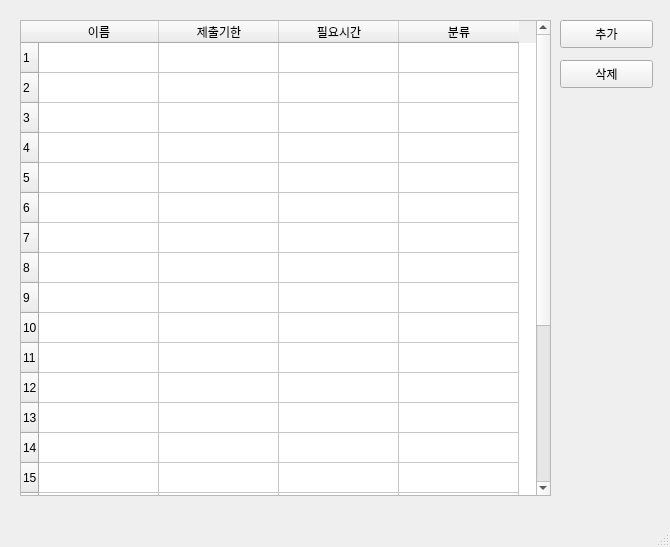
Qt form UI/main.ui (Talkwarrior/workReminder) before a commit.
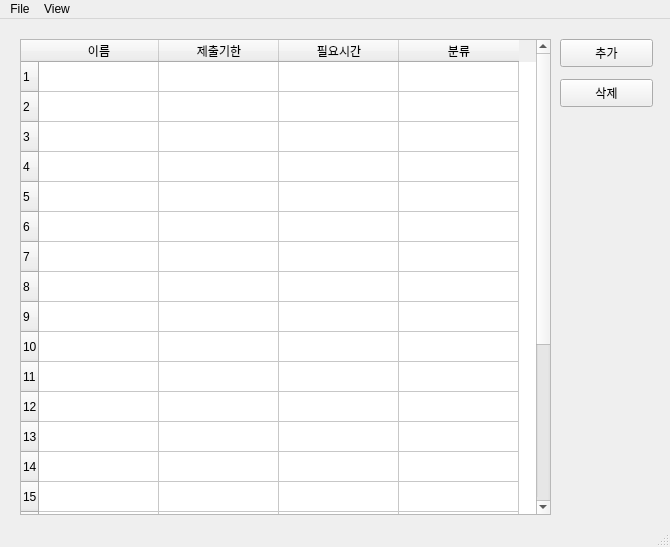
The same form after that commit. Icons and pictures are not drawn.

Commit message: merged main.ui into  mainWindow.py This will improve update speed.

The edit to the form file:
```diff
--- a/UI/main.ui
+++ b/UI/main.ui
@@ -182,6 +182,20 @@
      <height>26</height>
     </rect>
    </property>
+   <widget class="QMenu" name="filemenu">
+    <property name="title">
+     <string>File</string>
+    </property>
+    <addaction name="actionSave"/>
+   </widget>
+   <widget class="QMenu" name="viewmenu">
+    <property name="title">
+     <string>View</string>
+    </property>
+    <addaction name="viewCoWork"/>
+   </widget>
+   <addaction name="filemenu"/>
+   <addaction name="viewmenu"/>
   </widget>
   <action name="actionSave">
    <property name="icon">
```
Left out of the diff: 14 changed lines with no effect on the pictures. The commit also changes 2 other files.
